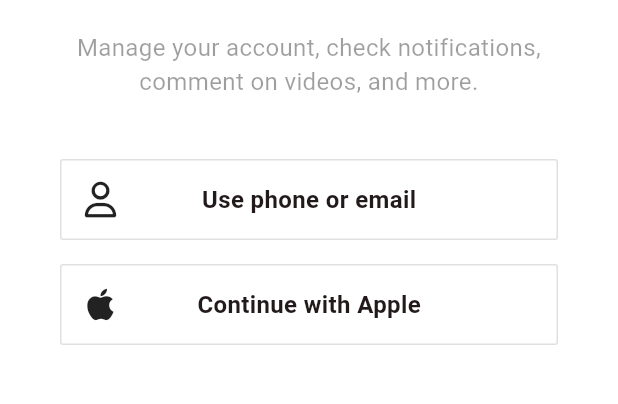
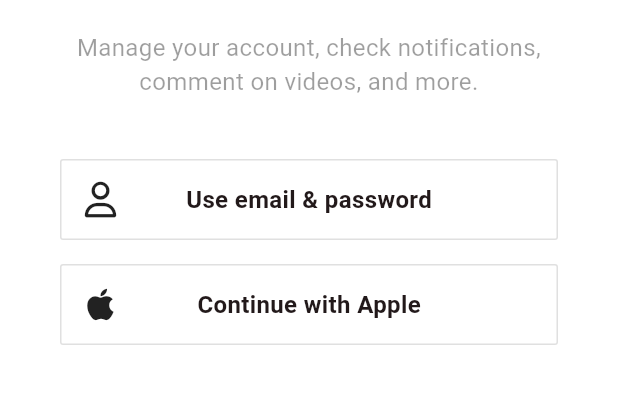
Before and after one commit to Jinwook-Song/tiktok_v2, a Flutter app: the SignUpScreen screen opened directly, after a tap on "Log in", on a phone screen of 412 x 824 dp, the part 180-584 px from its top. Run offline on Flutter 3.47's test engine with Material 2 defaults, Android fonts, the phone set to English and light mode, and no system bars; our stand-ins replace font_awesome_flutter.

```diff
--- a/lib/features/authentication/birthday_screen.dart
+++ b/lib/features/authentication/birthday_screen.dart
@@ -2,8 +2,8 @@ import 'package:flutter/cupertino.dart';
 import 'package:flutter/material.dart';
 import 'package:tiktok_v2/constants/gaps.dart';
 import 'package:tiktok_v2/constants/sizes.dart';
-import 'package:tiktok_v2/features/authentication/email_screen.dart';
 import 'package:tiktok_v2/features/authentication/widgets/form_button.dart';
+import 'package:tiktok_v2/features/onboarding/interests_screen.dart';
 
 class BirthdayScreen extends StatefulWidget {
   const BirthdayScreen({super.key});
@@ -31,7 +31,7 @@ class _BirthdayScreenState extends State<BirthdayScreen> {
 
   void _onNextTap() {
     Navigator.of(context).push(MaterialPageRoute(
-      builder: (context) => const EmailScreen(),
+      builder: (context) => const InterestsScreen(),
     ));
   }
 
--- a/lib/features/authentication/login_screen.dart
+++ b/lib/features/authentication/login_screen.dart
@@ -2,6 +2,7 @@ import 'package:flutter/material.dart';
 import 'package:font_awesome_flutter/font_awesome_flutter.dart';
 import 'package:tiktok_v2/constants/gaps.dart';
 import 'package:tiktok_v2/constants/sizes.dart';
+import 'package:tiktok_v2/features/authentication/login_form_screen.dart';
 import 'package:tiktok_v2/features/authentication/widgets/auth_button.dart';
 
 class LoginScreen extends StatelessWidget {
@@ -11,18 +12,26 @@ class LoginScreen extends StatelessWidget {
     Navigator.of(context).pop();
   }
 
+  void _onEmailTap(BuildContext context) {
+    Navigator.of(context).push(
+      MaterialPageRoute(
+        builder: (context) => const LoginFormScreen(),
+      ),
+    );
+  }
+
   @override
   Widget build(BuildContext context) {
     return Scaffold(
-      body: const SafeArea(
+      body: SafeArea(
         child: Padding(
-          padding: EdgeInsets.symmetric(
+          padding: const EdgeInsets.symmetric(
             horizontal: Sizes.size40,
           ),
           child: Column(
             children: [
               Gaps.v80,
-              Text(
+              const Text(
                 'Log in to TikTok',
                 style: TextStyle(
                   fontSize: Sizes.size28,
@@ -30,7 +39,7 @@ class LoginScreen extends StatelessWidget {
                 ),
               ),
               Gaps.v20,
-              Text(
+              const Text(
                 'Manage your account, check notifications, comment on videos, and more.',
                 textAlign: TextAlign.center,
                 style: TextStyle(
@@ -39,12 +48,15 @@ class LoginScreen extends StatelessWidget {
                 ),
               ),
               Gaps.v40,
-              AuthButton(
-                text: 'Use phone or email',
-                icon: Icon(FontAwesomeIcons.user),
+              GestureDetector(
+                onTap: () => _onEmailTap(context),
+                child: const AuthButton(
+                  text: 'Use email & password',
+                  icon: Icon(FontAwesomeIcons.user),
+                ),
               ),
               Gaps.v16,
-              AuthButton(
+              const AuthButton(
                 text: 'Continue with Apple',
                 icon: Icon(FontAwesomeIcons.apple),
               ),
--- a/lib/features/authentication/sign_up_screen.dart
+++ b/lib/features/authentication/sign_up_screen.dart
@@ -54,7 +54,7 @@ class SignUpScreen extends StatelessWidget {
               ),
               Gaps.v40,
               AuthButton(
-                text: 'Use phone or email',
+                text: 'Use email & password',
                 icon: const Icon(FontAwesomeIcons.user),
                 onAuthButtonTap: () => _onEmailTap(context),
               ),
--- a/lib/features/authentication/widgets/form_button.dart
+++ b/lib/features/authentication/widgets/form_button.dart
@@ -3,10 +3,12 @@ import 'package:tiktok_v2/constants/sizes.dart';
 
 class FormButton extends StatelessWidget {
   final bool disabled;
+  final String? text;
 
   const FormButton({
     super.key,
     required this.disabled,
+    this.text,
   });
 
   @override
@@ -29,8 +31,8 @@ class FormButton extends StatelessWidget {
             color: disabled ? Colors.grey.shade500 : Colors.white,
             fontWeight: FontWeight.w600,
           ),
-          child: const Text(
-            'Next',
+          child: Text(
+            text ?? 'Next',
             textAlign: TextAlign.center,
           ),
         ),
```
Also changed, not shown: lib/features/authentication/login_form_screen.dart (added, +84 -0 lines), lib/features/onboarding/interests_screen.dart (added, +10 -0 lines), lib/main.dart (+7 -2 lines).
